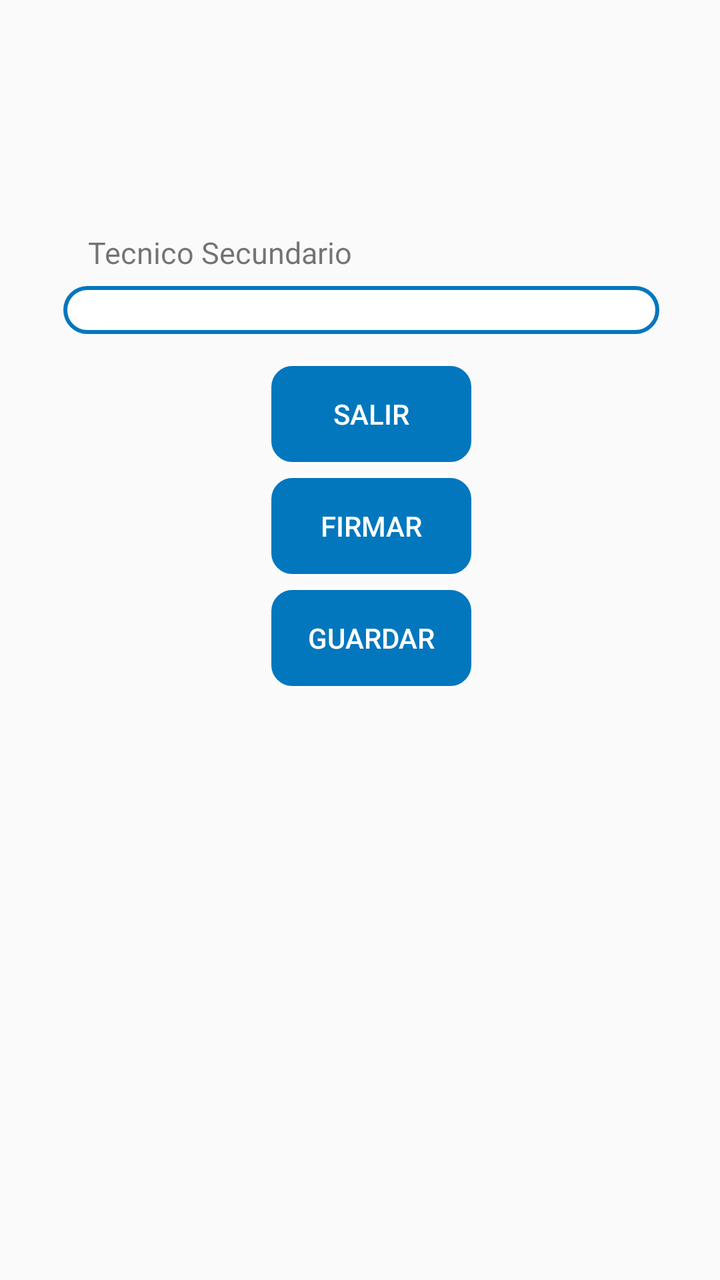
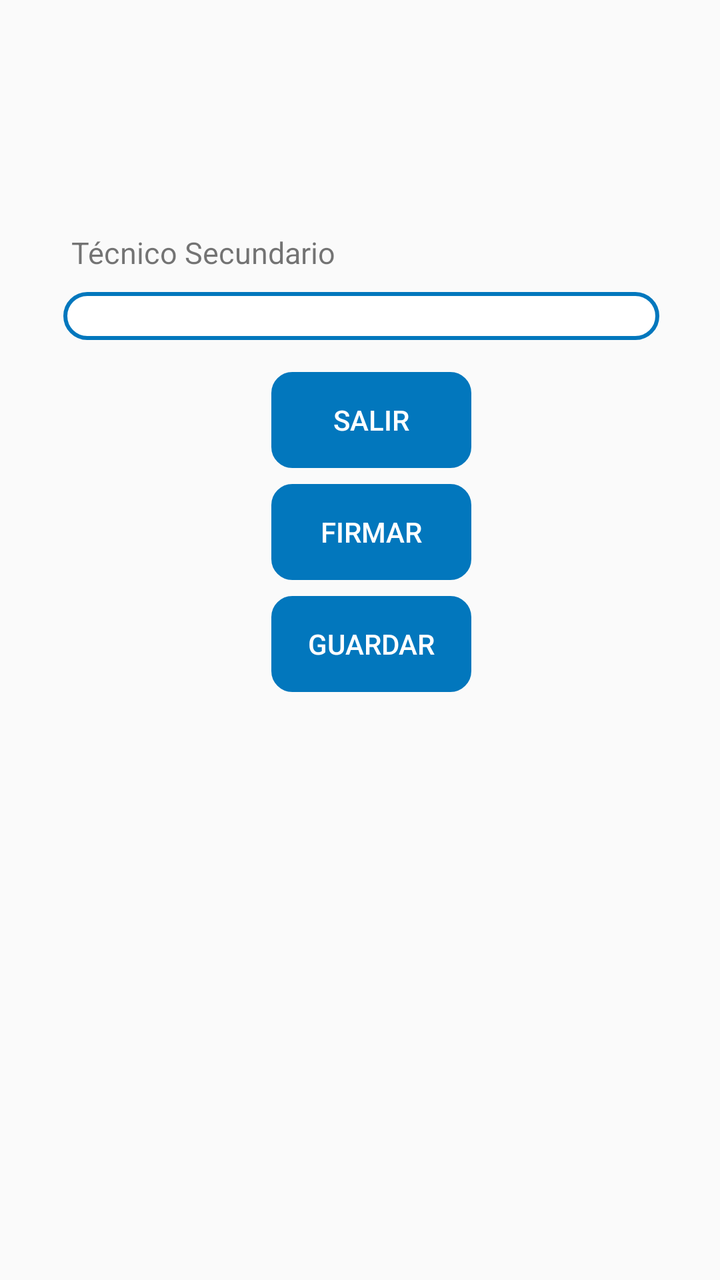

Screens rendered from an Android XML layout before and after an edit, with the pre-edit source and the edit as a unified diff.
<!-- AndroidManifest.xml: application theme AppTheme -->
<!-- res/layout/activity_ejecutar_reporte.xml -->
<?xml version="1.0" encoding="utf-8"?>
<FrameLayout xmlns:android="http://schemas.android.com/apk/res/android"
    xmlns:app="http://schemas.android.com/apk/res-auto"
    xmlns:tools="http://schemas.android.com/tools"
    android:layout_width="match_parent"
    android:layout_height="match_parent"
    tools:context=".Fragments.EjecutarReportes">

    <android.support.constraint.ConstraintLayout
        android:layout_width="match_parent"
        android:layout_height="match_parent"
        android:layout_marginTop="100dp">

        <TextView
            android:id="@+id/textView47"
            android:layout_width="272dp"
            android:layout_height="19dp"
            android:layout_below="@+id/RV1"
            android:layout_marginStart="8dp"
            android:layout_marginTop="16dp"
            android:layout_marginEnd="8dp"
            android:text="@string/tecnico_Sec"
            android:textSize="@dimen/mediano"
            app:layout_constraintEnd_toEndOf="parent"
            app:layout_constraintStart_toStartOf="parent"
            app:layout_constraintTop_toTopOf="parent" />

        <Spinner
            android:id="@+id/tecnicosecundario4"
            android:layout_width="298dp"
            android:layout_height="24dp"
            android:layout_below="@+id/textView3"
            android:layout_alignParentStart="true"
            android:layout_marginTop="8dp"
            android:background="@drawable/disenio_spinner"
            app:layout_constraintEnd_toEndOf="@+id/textView47"
            app:layout_constraintHorizontal_bias="0.485"
            app:layout_constraintStart_toStartOf="@+id/textView47"
            app:layout_constraintTop_toBottomOf="@+id/textView47" />

        <Button
            android:id="@+id/ejecutarR"
            android:layout_width="100dp"
            android:layout_height="wrap_content"
            android:layout_alignParentStart="true"
            android:layout_marginStart="8dp"
            android:layout_marginTop="8dp"
            android:background="@drawable/boton"
            android:backgroundTint="@color/colorPrimary"
            android:text="@string/guardar"
            android:textColor="#fff"
            app:layout_constraintEnd_toEndOf="@+id/firmarRep"
            app:layout_constraintHorizontal_bias="1.0"
            app:layout_constraintStart_toStartOf="@+id/firmarRep"
            app:layout_constraintTop_toBottomOf="@+id/firmarRep" />

        <Button
            android:id="@+id/firmarRep"
            android:layout_width="100dp"
            android:layout_height="wrap_content"
            android:layout_alignParentEnd="true"
            android:layout_marginStart="8dp"
            android:layout_marginTop="8dp"
            android:layout_toEndOf="@+id/ejecutarR"
            android:background="@drawable/boton"
            android:backgroundTint="@color/colorPrimary"
            android:enabled="true"
            android:text="@string/firmar"
            android:textColor="#fff"
            app:layout_constraintEnd_toEndOf="@+id/SalirR"
            app:layout_constraintHorizontal_bias="1.0"
            app:layout_constraintStart_toStartOf="@+id/SalirR"
            app:layout_constraintTop_toBottomOf="@+id/SalirR" />

        <Button
            android:id="@+id/SalirR"
            android:layout_width="100dp"
            android:layout_height="wrap_content"
            android:layout_below="@+id/ejecutarR"
            android:layout_centerHorizontal="true"
            android:layout_marginStart="8dp"
            android:layout_marginTop="16dp"
            android:background="@drawable/boton"
            android:backgroundTint="@color/colorPrimary"
            android:text="@string/salir"
            android:textColor="#fff"
            app:layout_constraintEnd_toEndOf="@+id/tecnicosecundario4"
            app:layout_constraintHorizontal_bias="0.505"
            app:layout_constraintStart_toStartOf="@+id/tecnicosecundario4"
            app:layout_constraintTop_toBottomOf="@+id/tecnicosecundario4" />
    </android.support.constraint.ConstraintLayout>
</FrameLayout>
<!-- resources referenced by this layout -->
<resources>
  <color name="colorPrimary">#0277BD</color>
  <dimen name="mediano">15dp</dimen>
  <!-- drawable boton (drawable) -->
  <?xml version="1.0" encoding="utf-8"?>
  <shape xmlns:android="http://schemas.android.com/apk/res/android" android:shape="rectangle">
    <stroke  android:width="1dp"/>
    <corners android:radius="10dp"/>
  
  
  </shape>
  <!-- drawable disenio_spinner (drawable) -->
  <?xml version="1.0" encoding="utf-8"?>
  <selector xmlns:android="http://schemas.android.com/apk/res/android">
      <item>
          <shape>
              <solid
                  android:color="@color/fondoBlanco">
              </solid>
  
              <corners android:radius="15dp" />
  
              <padding
                  android:bottom="1dp"
                  android:left="2dp"
                  android:right="10dp"
                  android:top="1dp" />
              <stroke
                  android:width="2dp"
                  android:color="@color/colorPrimary"/>
          </shape>
      </item>
  </selector>
  <string name="firmar">Firmar</string>
  <string name="guardar">Guardar</string>
  <string name="salir">Salir</string>
  <string name="tecnico_Sec">Tecnico Secundario</string>
  <style name="AppTheme" parent="Theme.AppCompat.Light.DarkActionBar">
          
          <item name="colorPrimary">@color/colorPrimary</item>
          <item name="colorPrimaryDark">@color/colorPrimaryDark</item>
          <item name="colorAccent">@color/colorAccent</item>
          <item name="android:colorForeground">@android:color/background_dark</item>
      </style>
  <color name="fondoBlanco">#fff</color>
  <color name="colorPrimaryDark">#004C8C</color>
  <color name="colorAccent">#0000FF</color>
</resources>

<!-- the commit's change to res/layout/activity_ejecutar_reporte.xml (unified diff, before → after) -->
@@ -13,12 +13,12 @@
 
         <TextView
             android:id="@+id/textView47"
-            android:layout_width="272dp"
-            android:layout_height="19dp"
+            android:layout_width="289dp"
+            android:layout_height="22dp"
             android:layout_below="@+id/RV1"
-            android:layout_marginStart="8dp"
+            android:layout_marginStart="4dp"
             android:layout_marginTop="16dp"
-            android:layout_marginEnd="8dp"
+            android:layout_marginEnd="4dp"
             android:text="@string/tecnico_Sec"
             android:textSize="@dimen/mediano"
             app:layout_constraintEnd_toEndOf="parent"
@@ -31,7 +31,9 @@
             android:layout_height="24dp"
             android:layout_below="@+id/textView3"
             android:layout_alignParentStart="true"
+            android:layout_marginStart="4dp"
             android:layout_marginTop="8dp"
+            android:layout_marginEnd="4dp"
             android:background="@drawable/disenio_spinner"
             app:layout_constraintEnd_toEndOf="@+id/textView47"
             app:layout_constraintHorizontal_bias="0.485"
<!-- resource entries referenced after the edit -->
@@ -35,7 +35,7 @@
   <string name="firmar">Firmar</string>
   <string name="guardar">Guardar</string>
   <string name="salir">Salir</string>
-  <string name="tecnico_Sec">Tecnico Secundario</string>
+  <string name="tecnico_Sec">Técnico Secundario</string>
   <style name="AppTheme" parent="Theme.AppCompat.Light.DarkActionBar">
           
           <item name="colorPrimary">@color/colorPrimary</item>
